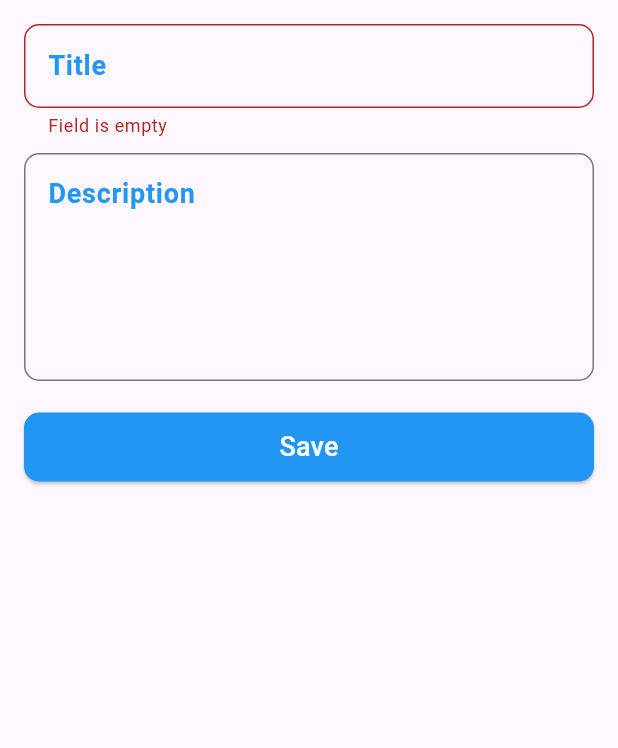
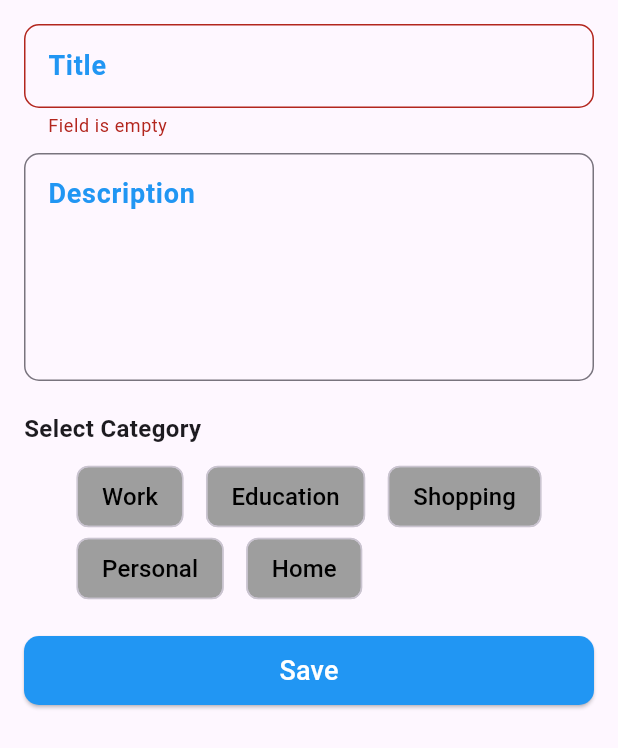
Before and after one commit to Mustafa-Mohamed26/todo_list_app, a Flutter app: the BottomSheetWidget widget shown alone on an empty page, opened directly, after a tap on "Save", on a phone screen of 412 x 824 dp. Shown: the top 748 px of the screen. Run offline on Flutter 3.47's test engine with Material 3 defaults, Android fonts, the phone set to English and light mode, and no system bars; our stand-ins replace sqflite; accounts and stored records are empty.

Commit message:
modify the database for the now notes class structure

```diff
--- a/lib/core/db_helper.dart
+++ b/lib/core/db_helper.dart
@@ -1,7 +1,6 @@
 // ignore: depend_on_referenced_packages
 import 'package:path/path.dart';
 import 'package:sqflite/sqflite.dart';
-
 import 'package:todo_list_app/models/todo_model.dart';
 
 class DBHelper {
@@ -22,21 +21,31 @@ class DBHelper {
   /// - title: TEXT
   /// - description: TEXT
   /// - isCompleted: INTEGER
+  /// - category: TEXT
+  /// - deadline: TEXT
+  /// - priority: INTEGER
   ///
   /// This function is private and should not be called directly. Instead, use the
   /// [database] getter to get the database instance.
   static Future<Database> _initDB() async {
     String path = join(await getDatabasesPath(), 'todo.db');
-    return await openDatabase(path, version: 1, onCreate: (db, version) async {
-      await db.execute('''
+    return await openDatabase(
+      path,
+      version: 1,
+      onCreate: (db, version) async {
+        await db.execute('''
           CREATE TABLE todos(
             id INTEGER PRIMARY KEY AUTOINCREMENT,
             title TEXT,
             description TEXT,
-            isCompleted INTEGER
+            isCompleted INTEGER,
+            category TEXT,
+            deadline TEXT,
+            priority INTEGER
           )
         ''');
-    });
+      },
+    );
   }
 
   /// Inserts a todo into the database, returning the row id of the newly
@@ -66,8 +75,12 @@ class DBHelper {
   /// misconfigured or corrupted.
   static Future<int> updateTodo(Todo todo) async {
     final db = await database;
-    return await db
-        .update('todos', todo.toMap(), where: 'id = ?', whereArgs: [todo.id]);
+    return await db.update(
+      'todos',
+      todo.toMap(),
+      where: 'id = ?',
+      whereArgs: [todo.id],
+    );
   }
 
   /// Deletes a todo from the database by its [id].
@@ -76,7 +89,6 @@ class DBHelper {
   ///
   /// Returns the number of rows affected, which should be 1 if the delete operation
   /// was successful, or 0 if no todo with the specified [id] was found.
-
   static Future<int> deleteTodo(int id) async {
     final db = await database;
     return await db.delete('todos', where: 'id = ?', whereArgs: [id]);
--- a/lib/models/todo_model.dart
+++ b/lib/models/todo_model.dart
@@ -3,12 +3,18 @@ class Todo {
   String title;
   String description;
   bool isCompleted;
+  String category;
+  DateTime? deadline;
+  int priority;
 
   Todo({
     this.id,
     required this.title,
     required this.description,
     this.isCompleted = false,
+    required this.category,
+    required this.deadline,
+    required this.priority,
   });
 
   /// Converts the Todo object into a Map representation, which is useful for
@@ -21,7 +27,10 @@ class Todo {
       'id': id,
       'title': title,
       'description': description,
-      'isCompleted': isCompleted ? 1 : 0
+      'isCompleted': isCompleted ? 1 : 0,
+      'category': category,
+      'deadline': deadline?.toIso8601String(),
+      'priority': priority,
     };
   }
 
@@ -33,6 +42,10 @@ class Todo {
       title: map['title'],
       description: map['description'],
       isCompleted: map['isCompleted'] == 1,
+      category: map['category'],
+      deadline:
+          map['deadline'] != null ? DateTime.parse(map['deadline']) : null,
+      priority: map['priority'],
     );
   }
 }
--- a/lib/screens/home_screen.dart
+++ b/lib/screens/home_screen.dart
@@ -51,7 +51,8 @@ class _HomeScreenState extends State<HomeScreen> {
                     themeProvider.toggleTheme(value);
                   },
                   activeColor: Colors.blue, // Set the active color
-                  inactiveThumbColor: Colors.grey, // Set the inactive thumb color
+                  inactiveThumbColor:
+                      Colors.grey, // Set the inactive thumb color
                 ),
               ],
             ),
@@ -60,8 +61,12 @@ class _HomeScreenState extends State<HomeScreen> {
             preferredSize: Size.fromHeight(kToolbarHeight),
             child: Consumer<TodoProvider>(
               builder: (context, todoProvider, child) {
-                final allTasksCount = todoProvider.todos.where((todo)=>!todo.isCompleted).length;
-                final completedTasksCount = todoProvider.todos.where((todo) => todo.isCompleted).length;
+                final allTasksCount =
+                    todoProvider.todos
+                        .where((todo) => !todo.isCompleted)
+                        .length;
+                final completedTasksCount =
+                    todoProvider.todos.where((todo) => todo.isCompleted).length;
                 return TabBar(
                   onTap: (index) {
                     setState(() {
@@ -71,7 +76,10 @@ class _HomeScreenState extends State<HomeScreen> {
                   indicatorColor: Colors.blue,
                   labelColor: Colors.blue,
                   unselectedLabelColor: Colors.grey,
-                  labelStyle: TextStyle(fontSize: 18, fontWeight: FontWeight.bold),
+                  labelStyle: TextStyle(
+                    fontSize: 18,
+                    fontWeight: FontWeight.bold,
+                  ),
                   tabs: [
                     Tab(
                       child: Row(
@@ -81,7 +89,10 @@ class _HomeScreenState extends State<HomeScreen> {
                           Container(
                             padding: EdgeInsets.all(5),
                             decoration: BoxDecoration(
-                              color: _selectedIndex == 0 ? Colors.blue : Colors.grey,
+                              color:
+                                  _selectedIndex == 0
+                                      ? Colors.blue
+                                      : Colors.grey,
                               borderRadius: BorderRadius.circular(3),
                             ),
                             child: Text(
@@ -100,7 +111,10 @@ class _HomeScreenState extends State<HomeScreen> {
                           Container(
                             padding: EdgeInsets.all(5),
                             decoration: BoxDecoration(
-                              color: _selectedIndex == 1 ? Colors.blue : Colors.grey,
+                              color:
+                                  _selectedIndex == 1
+                                      ? Colors.blue
+                                      : Colors.grey,
                               borderRadius: BorderRadius.circular(3),
                             ),
                             child: Text(
@@ -125,14 +139,10 @@ class _HomeScreenState extends State<HomeScreen> {
               Navigator.pop(context);
             }
           },
-          child: TabBarView(
-            children: [
-              AllTabs(),
-              CompletedTabs(),
-            ],
+          child: TabBarView(children: [AllTabs(), CompletedTabs()]),
         ),
-        ),
-        floatingActionButton: isFabVisible
+        floatingActionButton:
+            isFabVisible
                 ? FloatingActionButton(
                   backgroundColor: Colors.blue,
                   foregroundColor: Colors.white,
@@ -147,7 +157,8 @@ class _HomeScreenState extends State<HomeScreen> {
                       builder: (context) => BottomSheetWidget(),
                     ).whenComplete(() {
                       setState(() {
-                      isFabVisible = true; // Show the FAB again after the bottom sheet is closed
+                        isFabVisible =
+                            true; // Show the FAB again after the bottom sheet is closed
                       });
                     });
                   },
--- a/lib/screens/note_detail_screen.dart
+++ b/lib/screens/note_detail_screen.dart
@@ -45,6 +45,9 @@ class _NoteDetailScreenState extends State<NoteDetailScreen> {
         title: titleController.text,
         description: descriptionController.text,
         isCompleted: widget.todo.isCompleted,
+        category: '',
+        deadline: null,
+        priority: 1,
       );
       todoProvider.updateTodo(updatedTodo);
       Navigator.pop(context);
--- a/lib/widgets/bottom_sheet_widget.dart
+++ b/lib/widgets/bottom_sheet_widget.dart
@@ -20,6 +20,9 @@ class _BottomSheetWidgetState extends State<BottomSheetWidget> {
   // Key for validation
   GlobalKey<FormState> formState = GlobalKey<FormState>();
 
+  // Selected category
+  String? selectedCategory;
+
   // This method controls the save todos operation in the application
   void saveTodo() {
     if (formState.currentState!.validate()) {
@@ -27,6 +30,9 @@ class _BottomSheetWidgetState extends State<BottomSheetWidget> {
       final newTodo = Todo(
         title: titleController.text,
         description: descriptionController.text,
+        category: selectedCategory ?? '',
+        deadline: null,
+        priority: 1,
       ); // create a Todo object
       todoProvider.addTodo(
         newTodo,
@@ -65,7 +71,7 @@ class _BottomSheetWidgetState extends State<BottomSheetWidget> {
             child: Column(
               mainAxisSize: MainAxisSize.min,
               children: [
-                Container(
+                SizedBox(
                   width: double.infinity,
                   child: CustomTitleInput(
                     myController: titleController,
@@ -80,7 +86,43 @@ class _BottomSheetWidgetState extends State<BottomSheetWidget> {
                 SizedBox(height: 10),
                 CustomDiscripinput(myController: descriptionController),
                 SizedBox(height: 20),
-                Container(
+                Align(
+                  alignment: Alignment.centerLeft,
+                  child: Text(
+                    'Select Category',
+                    style: TextStyle(fontSize: 16, fontWeight: FontWeight.bold),
+                  ),
+                ),
+                SizedBox(height: 10),
+                Wrap(
+                  alignment: WrapAlignment.start,
+                  spacing: 15,
+                  children:
+                      ['Work', 'Education', 'Shopping', 'Personal', 'Home'].map(
+                        (category) {
+                          return ChoiceChip(
+                            label: Text(category),
+                            selected: selectedCategory == category,
+                            onSelected: (selected) {
+                              setState(() {
+                                selectedCategory = selected ? category : null;
+                              });
+                            },
+                            selectedColor: Colors.blue,
+                            backgroundColor: Colors.grey,
+                            labelStyle: TextStyle(
+                              color:
+                                  selectedCategory == category
+                                      ? Colors.white
+                                      : Colors.black,
+                              fontSize: 16,
+                            ),
+                          );
+                        },
+                      ).toList(),
+                ),
+                SizedBox(height: 20),
+                SizedBox(
                   width: double.infinity,
                   child: ElevatedButton(
                     style: ElevatedButton.styleFrom(
--- a/lib/widgets/customTitleInput.dart
+++ b/lib/widgets/customTitleInput.dart
@@ -3,7 +3,11 @@ import 'package:flutter/material.dart';
 class CustomTitleInput extends StatelessWidget {
   final TextEditingController myController;
   final String? Function(String?)? valid;
-  const CustomTitleInput({super.key, required this.myController,required this.valid});
+  const CustomTitleInput({
+    super.key,
+    required this.myController,
+    required this.valid,
+  });
 
   @override
   Widget build(BuildContext context) {
--- a/lib/widgets/todo_tile.dart
+++ b/lib/widgets/todo_tile.dart
@@ -36,6 +36,9 @@ class TodoTile extends StatelessWidget {
                 title: todo.title,
                 description: todo.description,
                 isCompleted: value!,
+                category: '',
+                deadline: null,
+                priority: 1,
               );
               todoProvider.updateTodo(updatedTodo);
             },
--- a/pubspec.yaml
+++ b/pubspec.yaml
@@ -38,6 +38,7 @@ dependencies:
   shared_preferences: ^2.5.2
   sqflite: ^2.4.2
   awesome_dialog: ^3.2.1
+  intl: ^0.20.2
 
 dev_dependencies:
   flutter_test:
```
Also changed, not shown: lib/widgets/customDiscripInput.dart (indentation only), pubspec.lock. Lines whose indentation alone changed are shown as unchanged.
